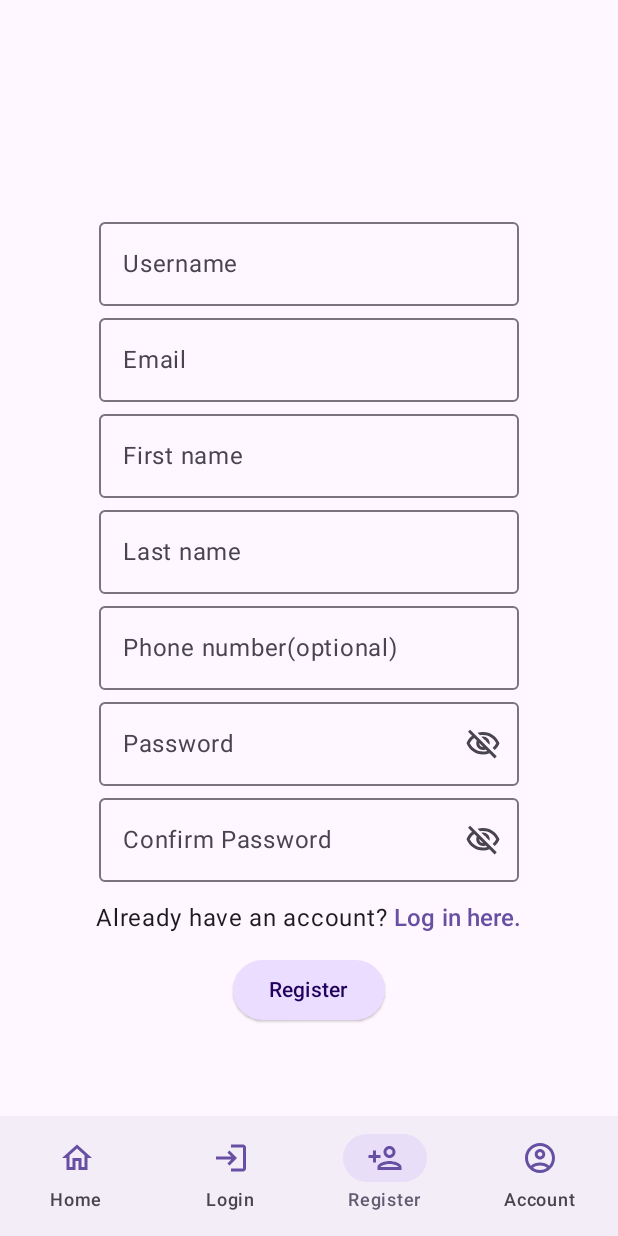
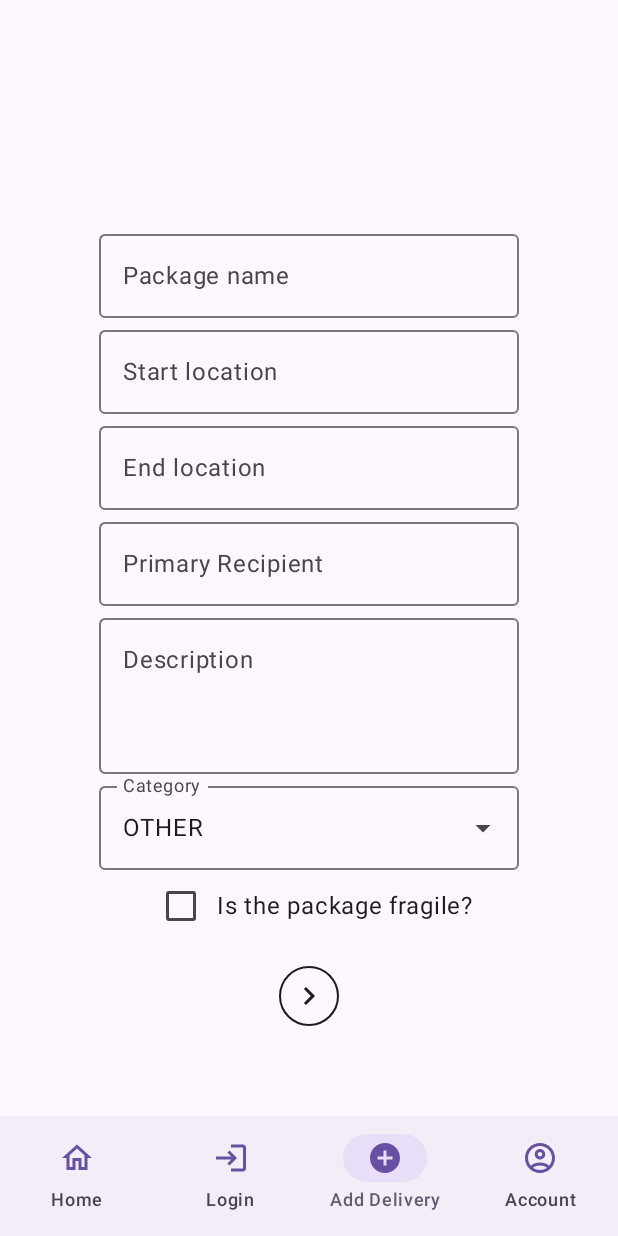
Before and after one commit to StoyanChorbov/deliverease-mobile, an Android app built with Jetpack Compose: the screen it shows after launch (MainActivity), item 3 of the bottom bar chosen, on a phone screen of 412 x 824 dp. Run offline under Robolectric (Android 15) with nearby library versions, the phone set to English and light mode, and no system bars.

Commit message:
Added first screen for adding delivery

```diff
--- a/androidApp/build.gradle.kts
+++ b/androidApp/build.gradle.kts
@@ -23,7 +23,7 @@ android {
         }
     }
     buildTypes {
-        getByName("release") {
+        release {
             isMinifyEnabled = false
         }
     }
--- /dev/null
+++ b/androidApp/src/main/java/xyz/deliverease/deliverease/android/ui/input/Buttons.kt
@@ -0,0 +1,3 @@
+package xyz.deliverease.deliverease.android.ui.input
+
+import androidx.compose.runtime.Composable
--- /dev/null
+++ b/androidApp/src/main/java/xyz/deliverease/deliverease/android/ui/input/Checkbox.kt
@@ -0,0 +1,18 @@
+package xyz.deliverease.deliverease.android.ui.input
+
+import androidx.compose.foundation.layout.Row
+import androidx.compose.material3.Checkbox
+import androidx.compose.material3.Text
+import androidx.compose.runtime.Composable
+import androidx.compose.ui.Alignment
+import androidx.compose.ui.Modifier
+
+@Composable
+fun CheckboxWithLabel(modifier: Modifier = Modifier, label: String, checked: Boolean, onChange: (Boolean) -> Unit) {
+    Row(
+        verticalAlignment = Alignment.CenterVertically
+    ) {
+        Checkbox(checked = checked, onCheckedChange = onChange)
+        Text(label)
+    }
+}
--- /dev/null
+++ b/androidApp/src/main/java/xyz/deliverease/deliverease/android/ui/input/Dropdowns.kt
@@ -0,0 +1,51 @@
+package xyz.deliverease.deliverease.android.ui.input
+
+import androidx.compose.material3.DropdownMenuItem
+import androidx.compose.material3.ExperimentalMaterial3Api
+import androidx.compose.material3.ExposedDropdownMenuBox
+import androidx.compose.material3.ExposedDropdownMenuDefaults
+import androidx.compose.material3.MenuAnchorType
+import androidx.compose.material3.OutlinedTextField
+import androidx.compose.material3.Text
+import androidx.compose.runtime.Composable
+import androidx.compose.runtime.getValue
+import androidx.compose.runtime.mutableStateOf
+import androidx.compose.runtime.remember
+import androidx.compose.runtime.saveable.rememberSaveable
+import androidx.compose.runtime.setValue
+import androidx.compose.ui.Modifier
+
+@OptIn(ExperimentalMaterial3Api::class)
+@Composable
+fun DropdownWithLabel(modifier: Modifier = Modifier, label: String, items: List<String>, onSelectedChange: (String) -> Unit) {
+    var expanded by remember { mutableStateOf(false) }
+    var selected by rememberSaveable { mutableStateOf(items.last()) }
+
+    ExposedDropdownMenuBox (
+        expanded = expanded,
+        onExpandedChange = { expanded = it },
+        modifier = modifier
+    ) {
+        OutlinedTextField(
+            value = selected,
+            onValueChange = { selected = it },
+            readOnly = true,
+            label = { Text(label) },
+            trailingIcon = { ExposedDropdownMenuDefaults.TrailingIcon(expanded = expanded) },
+            modifier = Modifier.menuAnchor(MenuAnchorType.PrimaryNotEditable)
+        )
+
+        ExposedDropdownMenu (expanded = expanded, onDismissRequest = { expanded = false }) {
+            items.forEach {
+                DropdownMenuItem(
+                    text = { Text(it) },
+                    onClick = {
+                        selected = it
+                        onSelectedChange(it)
+                        expanded = false
+                    }
+                )
+            }
+        }
+    }
+}
--- a/androidApp/src/main/java/xyz/deliverease/deliverease/android/ui/input/TextInputs.kt
+++ b/androidApp/src/main/java/xyz/deliverease/deliverease/android/ui/input/TextInputs.kt
@@ -11,6 +11,7 @@ import androidx.compose.runtime.Composable
 import androidx.compose.ui.Modifier
 import androidx.compose.ui.text.input.PasswordVisualTransformation
 import androidx.compose.ui.text.input.VisualTransformation
+import xyz.deliverease.deliverease.android.ui.screens.Location
 
 
 @Composable
@@ -25,7 +26,39 @@ fun TextInputField(
         onValueChange = onChange,
         label = { Text(label) },
         singleLine = true,
-        modifier = Modifier
+        modifier = modifier
+    )
+}
+
+@Composable
+fun LocationInputField(
+    modifier: Modifier = Modifier,
+    label: String,
+    value: String,
+    onChange: (Location) -> Unit
+) {
+    OutlinedTextField(
+        value = value,
+        onValueChange = { TODO("Handle location change with ViewModel and service") },
+        label = { Text(label) },
+        singleLine = true,
+        modifier = modifier
+    )
+}
+
+@Composable
+fun TextInputBox(
+    modifier: Modifier = Modifier,
+    label: String,
+    value: String,
+    onChange: (String) -> Unit
+) {
+    OutlinedTextField(
+        value = value,
+        onValueChange = onChange,
+        label = { Text(label) },
+        minLines = 3,
+        modifier = modifier
     )
 }
 
@@ -43,7 +76,7 @@ fun PasswordInputField(
         onValueChange = onChange,
         label = { Text(label) },
         singleLine = true,
-        modifier = Modifier,
+        modifier = modifier,
         visualTransformation = if (isPasswordVisible) VisualTransformation.None else PasswordVisualTransformation(),
         trailingIcon = {
             IconButton(onClick = changePasswordVisibility) {
--- a/androidApp/src/main/java/xyz/deliverease/deliverease/android/ui/navigation/AppNavBar.kt
+++ b/androidApp/src/main/java/xyz/deliverease/deliverease/android/ui/navigation/AppNavBar.kt
@@ -11,6 +11,7 @@ import androidx.compose.material3.Text
 import androidx.compose.runtime.Composable
 import androidx.compose.ui.Alignment
 import androidx.compose.ui.Modifier
+import androidx.compose.ui.text.style.TextAlign
 import androidx.navigation.NavController
 import androidx.navigation.compose.currentBackStackEntryAsState
 import xyz.deliverease.deliverease.android.navigateTo
@@ -39,7 +40,7 @@ fun NavBar(modifier: Modifier = Modifier, navController: NavController) {
                             tint = MaterialTheme.colorScheme.primary
                         )
                     },
-                    label = { Text(destination.label) },
+                    label = { Text(text = destination.label, textAlign = TextAlign.Center) },
                     selected = currentRoute == destination.route,
                     onClick = {
                         if (currentRoute != destination.route) {
--- a/androidApp/src/main/java/xyz/deliverease/deliverease/android/ui/navigation/NavDestination.kt
+++ b/androidApp/src/main/java/xyz/deliverease/deliverease/android/ui/navigation/NavDestination.kt
@@ -3,20 +3,22 @@ package xyz.deliverease.deliverease.android.ui.navigation
 import androidx.compose.material.icons.Icons
 import androidx.compose.material.icons.automirrored.outlined.Login
 import androidx.compose.material.icons.outlined.AccountCircle
+import androidx.compose.material.icons.outlined.AddCircle
 import androidx.compose.material.icons.outlined.Home
 import androidx.compose.material.icons.outlined.PersonAdd
 import androidx.compose.ui.graphics.vector.ImageVector
 
 sealed class NavDestination(val route: String, val icon: ImageVector, val label: String) {
-    object Home : NavDestination("home", Icons.Outlined.Home, "Home")
-    object Login : NavDestination("login", Icons.AutoMirrored.Outlined.Login, "Login")
-    object Register : NavDestination("register", Icons.Outlined.PersonAdd, "Register")
-    object Account : NavDestination("account", Icons.Outlined.AccountCircle, "Account")
+    data object Home : NavDestination("home", Icons.Outlined.Home, "Home")
+    data object Login : NavDestination("login", Icons.AutoMirrored.Outlined.Login, "Login")
+    data object Register : NavDestination("register", Icons.Outlined.PersonAdd, "Register")
+    data object AddDelivery : NavDestination("add-delivery", Icons.Outlined.AddCircle, "Add Delivery")
+    data object Account : NavDestination("account", Icons.Outlined.AccountCircle, "Account")
 }
 
 val bottomNavItems = listOf(
     NavDestination.Home,
     NavDestination.Login,
-    NavDestination.Register,
+    NavDestination.AddDelivery,
     NavDestination.Account,
 )
--- a/androidApp/src/main/java/xyz/deliverease/deliverease/android/ui/navigation/NavGraph.kt
+++ b/androidApp/src/main/java/xyz/deliverease/deliverease/android/ui/navigation/NavGraph.kt
@@ -5,10 +5,10 @@ import androidx.compose.ui.Modifier
 import androidx.navigation.NavHostController
 import androidx.navigation.compose.NavHost
 import androidx.navigation.compose.composable
+import xyz.deliverease.deliverease.android.ui.screens.AddDeliveryScreen
 import xyz.deliverease.deliverease.android.ui.screens.HomeScreen
 import xyz.deliverease.deliverease.android.ui.screens.LoginScreen
 import xyz.deliverease.deliverease.android.ui.screens.ProfileScreen
-import xyz.deliverease.deliverease.android.ui.screens.RegisterScreen
 
 @Composable
 fun NavGraph(modifier: Modifier = Modifier, navController: NavHostController) {
@@ -23,8 +23,8 @@ fun NavGraph(modifier: Modifier = Modifier, navController: NavHostController) {
         composable(NavDestination.Login.route) {
             LoginScreen(navController = navController)
         }
-        composable(NavDestination.Register.route) {
-            RegisterScreen(navController = navController)
+        composable(NavDestination.AddDelivery.route) {
+            AddDeliveryScreen()
         }
         composable(NavDestination.Account.route) {
             ProfileScreen()
--- /dev/null
+++ b/androidApp/src/main/java/xyz/deliverease/deliverease/android/ui/screens/AddDelivery.kt
@@ -0,0 +1,111 @@
+package xyz.deliverease.deliverease.android.ui.screens
+
+import androidx.compose.foundation.layout.Arrangement
+import androidx.compose.foundation.layout.Box
+import androidx.compose.foundation.layout.Column
+import androidx.compose.foundation.layout.fillMaxHeight
+import androidx.compose.foundation.layout.fillMaxSize
+import androidx.compose.foundation.layout.fillMaxWidth
+import androidx.compose.foundation.layout.padding
+import androidx.compose.material.icons.Icons
+import androidx.compose.material.icons.automirrored.outlined.NavigateNext
+import androidx.compose.material3.Icon
+import androidx.compose.material3.OutlinedIconButton
+import androidx.compose.runtime.Composable
+import androidx.compose.runtime.getValue
+import androidx.compose.runtime.mutableStateListOf
+import androidx.compose.runtime.mutableStateOf
+import androidx.compose.runtime.remember
+import androidx.compose.runtime.setValue
+import androidx.compose.ui.Alignment
+import androidx.compose.ui.Modifier
+import androidx.compose.ui.unit.dp
+import xyz.deliverease.deliverease.android.ui.input.CheckboxWithLabel
+import xyz.deliverease.deliverease.android.ui.input.DropdownWithLabel
+import xyz.deliverease.deliverease.android.ui.input.LocationInputField
+import xyz.deliverease.deliverease.android.ui.input.TextInputBox
+import xyz.deliverease.deliverease.android.ui.input.TextInputField
+
+//TODO: Move to shared module
+enum class Category {
+    FOOD,
+    CLOTHES,
+    ELECTRONICS,
+    OTHER
+}
+
+data class Location(val name: String = "", val latitude: Double = 0.0, val longitude: Double = 0.0)
+
+
+
+@Composable
+fun AddDeliveryScreen(modifier: Modifier = Modifier) {
+    var name by remember { mutableStateOf("") }
+    var startLocation by remember { mutableStateOf(Location()) }
+    var endLocation by remember { mutableStateOf(Location()) }
+    var primaryRecipient by remember { mutableStateOf("") } // Get only the username
+    var description by remember { mutableStateOf("") }
+    var category by remember { mutableStateOf(Category.OTHER) }
+    var isFragile by remember { mutableStateOf(false) }
+
+    Column (
+        modifier = modifier
+            .fillMaxSize()
+            .padding(top = 12.dp),
+        horizontalAlignment = Alignment.CenterHorizontally,
+        verticalArrangement = Arrangement.Center
+    ) {
+        // Rows: Name, Category, whether it's fragile, Start Location, End Location, Description, Recipient(s)
+        // Add picture
+        // Buttons: Add Recipient, Submit
+        TextInputField(
+            label = "Package name",
+            value = name,
+            onChange = { name = it }
+        )
+        LocationInputField(
+            label = "Start location",
+            value = startLocation.name,
+            onChange = { startLocation = it }
+        )
+        LocationInputField(
+            label = "End location",
+            value = endLocation.name,
+            onChange = { endLocation = it }
+        )
+        TextInputField(
+            label = "Primary Recipient",
+            value = "",
+            onChange = { primaryRecipient = it }
+        )
+        TextInputBox(
+            label = "Description",
+            value = description,
+            onChange = { description = it }
+        )
+        DropdownWithLabel(label = "Category", items = Category.entries.map { it.toString() }) {
+            category = Category.valueOf(it)
+        }
+        CheckboxWithLabel(
+            label = "Is the package fragile?",
+            checked = isFragile,
+            onChange = { isFragile = it }
+        )
+        OutlinedIconButton(
+            onClick = { TODO("Switch to next page") },
+            modifier = Modifier.padding(top = 12.dp),
+        ) {
+            Icon(
+                imageVector = Icons.AutoMirrored.Outlined.NavigateNext,
+                contentDescription = "Add recipients"
+            )
+        }
+    }
+}
+
+@Composable
+fun AddDeliveryRecipients(modifier: Modifier) {
+    val recipients = remember { mutableStateListOf<String>() }
+
+
+}
--- a/shared/src/commonMain/kotlin/xyz/deliverease/deliverease/UserDTOs.kt
+++ b/shared/src/commonMain/kotlin/xyz/deliverease/deliverease/UserDTOs.kt
@@ -13,6 +13,7 @@ data class UserRegisterDTO(
     val phoneNumber: String
 )
 
+@Serializable
 data class UserLoginDTO(
     val username: String,
     val password: String
```
Also changed, not shown: androidApp/src/main/java/xyz/deliverease/deliverease/android/ui/screens/Register.kt (+7 -7 lines), shared/src/androidMain/kotlin/xyz/deliverease/deliverease/UserService.kt (+1 -31 lines), shared/src/commonMain/kotlin/xyz/deliverease/deliverease/HttpClientProvider.kt (added, +19 -0 lines), shared/src/commonMain/kotlin/xyz/deliverease/deliverease/UserService.kt (renamed from shared/src/commonMain/kotlin/xyz/deliverease/deliverease/HttpService.kt, +16 -11 lines), build.gradle.kts (line endings or trailing spaces), 1 other file.
